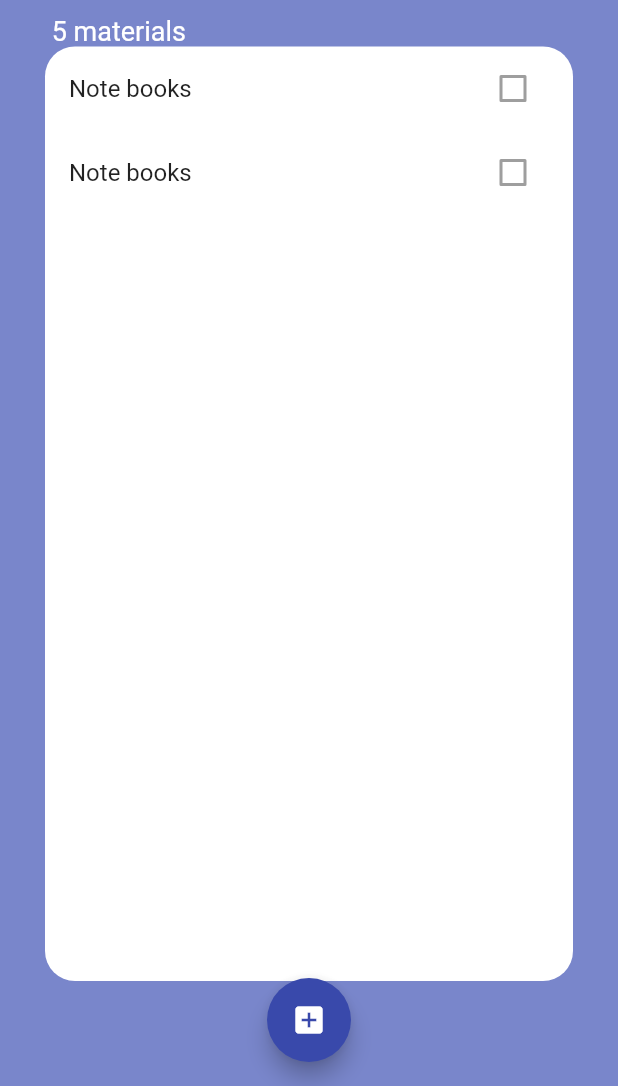
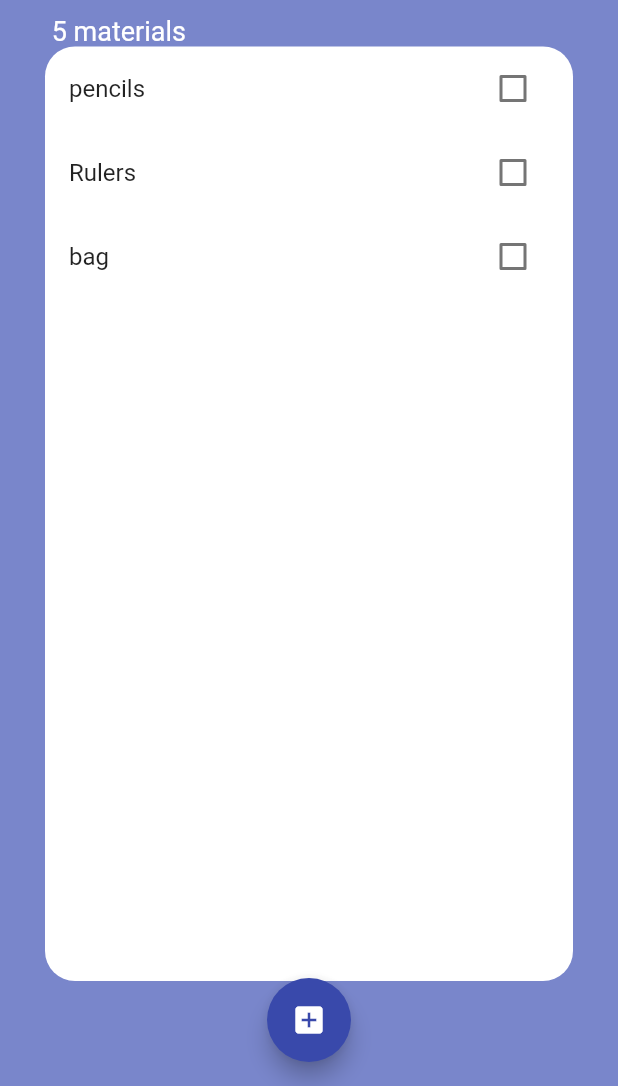
Before and after one commit to MoufedDibou/backToSchool, a Flutter app: the screen it shows after launch, on a phone screen of 412 x 824 dp, the part 150-1236 px from its top. Run offline on Flutter 3.47's test engine with Material 2 defaults, Android fonts, the phone set to English and light mode, and no system bars.

```diff
--- /dev/null
+++ b/lib/Models/Item.dart
@@ -0,0 +1,17 @@
+
+
+class Item{
+  final String name;
+   bool isBought;
+
+
+  Item({required this.name, this.isBought=false});
+
+
+  void DoBuying(){
+
+    isBought= !isBought;
+  }
+
+
+}
--- a/lib/components/MaterialsList.dart
+++ b/lib/components/MaterialsList.dart
@@ -1,20 +1,46 @@
+import 'package:back_to_school/Models/Item.dart';
 import 'package:flutter/material.dart';
 
 import 'Tile.dart';
 
 
 
-class MaterialsList extends StatelessWidget {
+class MaterialsList extends StatefulWidget {
   const MaterialsList({Key? key}) : super(key: key);
 
   @override
+  State<MaterialsList> createState() => _MaterialsListState();
+}
+
+class _MaterialsListState extends State<MaterialsList> {
+  List<Item> items=[
+    Item(name: "pencils"),
+    Item(name: "Rulers"),
+    Item(name: "bag"),
+  ];
+  @override
   Widget build(BuildContext context) {
-    return ListView(
-      children: [
-       Tile(),
+    return ListView.builder(
+      itemCount: items.length,
+     itemBuilder: (context,index){
+        return Tile(
+          isChecked: items[index].isBought,
+          itemName: items[index].name,
+          changeChecker:  (value){
 
-       Tile(),
-      ],
+            setState(() {
+              items[index].DoBuying();
+            });
+          },
+        );
+     },
+
+
+
+     //   Tile( isChecked: items[2].isBought, itemName:items[2].name),
+
+
+
     );
   }
 }
--- a/lib/components/Tile.dart
+++ b/lib/components/Tile.dart
@@ -1,17 +1,32 @@
 import 'package:flutter/material.dart';
 
 class Tile extends StatelessWidget {
-  const Tile({Key? key}) : super(key: key);
+
+
+
+ final bool  isChecked;
+ final String itemName;
+ final void Function(bool?) changeChecker;
+
+ Tile({required this.isChecked, required this.itemName, required this.changeChecker});
+
 
   @override
   Widget build(BuildContext context) {
     return ListTile(
-      title: Text("Note books"),
-      trailing: Checkbox(
-        onChanged: null,
-        value: false,
+      title: Text(itemName,
+      style: TextStyle(
+        decoration: isChecked ? TextDecoration.lineThrough : null
+      ),
+      ),
+      trailing:Checkbox(
+        onChanged:changeChecker ,
 
-      ),
+
+        value: isChecked,
+        activeColor: Colors.teal,
+
+      ) ,
     );
   }
 }
```
